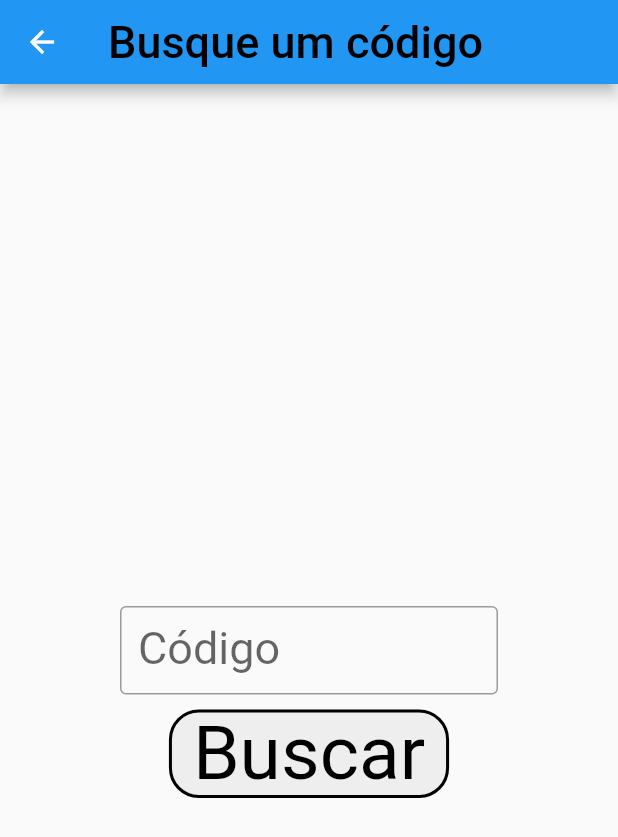
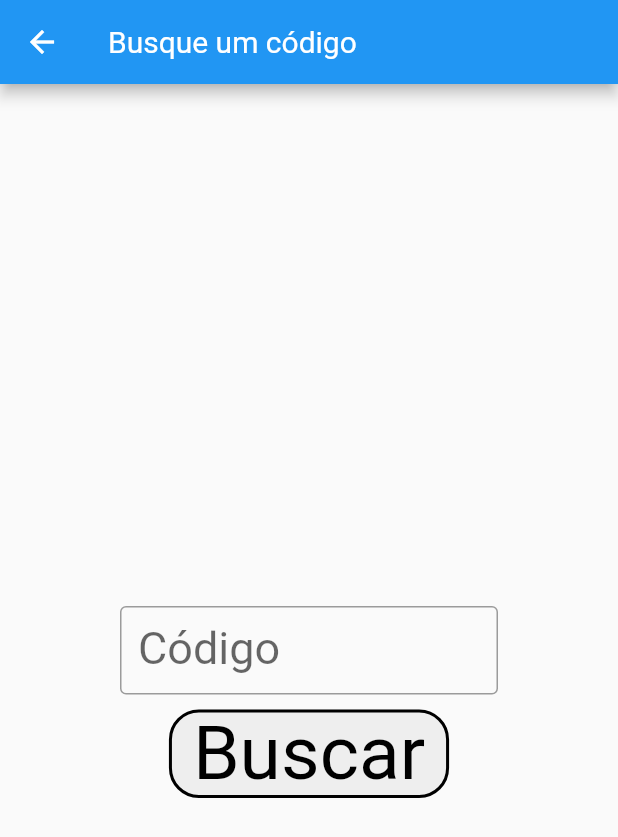
Before and after one commit to gvheisler/app_dccg, a Flutter app: the GamePage screen opened by its route, after a tap on "Buscar Código", on a phone screen of 412 x 824 dp. Shown: the top 837 px of the screen. Run offline on Flutter 3.47's test engine with Material 2 defaults, Android fonts, the phone set to English and light mode, and no system bars.

Commit message:
mudanças na aparência da appbar

```diff
--- a/lib/app_widget.dart
+++ b/lib/app_widget.dart
@@ -25,12 +25,12 @@ class AppWidget extends StatelessWidget {
               style: OutlinedButton.styleFrom(
                 backgroundColor: Colors.grey[200],
                 shape: RoundedRectangleBorder(borderRadius: BorderRadius.circular(20)),
-                textStyle: const TextStyle(fontSize: 50),
+                textStyle: const TextStyle(fontSize: 50, color: Colors.black),
                 side: const BorderSide(color: Colors.black,width: 2)
               )
             ),
             appBarTheme: AppBarTheme(
-
+              titleTextStyle: TextStyle(fontSize: 20)
             )
           ),
           initialRoute: '/',
--- a/lib/misc/buttons.dart
+++ b/lib/misc/buttons.dart
@@ -13,7 +13,7 @@ class DefaultButton extends StatelessWidget {
         Navigator.of(context).pushNamed(route);
       },
       child: (
-          Text(text, style: const TextStyle(color: Colors.black),)
+          Text(text)
       ),
     );
   }
@@ -50,7 +50,6 @@ class HelpButton extends StatelessWidget {
 
 class HomeButton extends StatelessWidget {
   const HomeButton({Key? key}) : super(key: key);
-
   @override
   Widget build(BuildContext context) {
     return OutlinedButton(
@@ -58,7 +57,7 @@ class HomeButton extends StatelessWidget {
         Navigator.of(context).pushReplacementNamed('/home');
       },
       child: (
-          const Text('Tela de início', style: const TextStyle(color: Colors.black),)
+          const Text('Início')
       ),
     );
   }
--- a/lib/pages/game_page.dart
+++ b/lib/pages/game_page.dart
@@ -16,7 +16,7 @@ class _GamePageState extends State<GamePage> {
   Widget build(BuildContext context) {
     return Scaffold(
         appBar: AppBar(
-          title: const Text('Menu de jogo', style: TextStyle(fontSize: 30, color: Colors.black),),
+          title: const Text('Menu de jogo'),
           actions: const [
             SwitchDarkLight(),
           ],
--- a/lib/pages/htp_page.dart
+++ b/lib/pages/htp_page.dart
@@ -7,7 +7,7 @@ class HtpPage extends StatelessWidget {
   Widget build(BuildContext context) {
     return Scaffold(
       appBar: AppBar(
-        title: const Text('Como Jogar', style: TextStyle(fontSize: 30, color: Colors.black),),
+        title: const Text('Como Jogar'),
       ),
       floatingActionButton: FloatingActionButton.extended(
         onPressed: (){
--- a/lib/pages/manual_page.dart
+++ b/lib/pages/manual_page.dart
@@ -8,7 +8,7 @@ class ManualPage extends StatelessWidget {
   Widget build(BuildContext context) {
     return Scaffold(
       appBar: AppBar(
-        title: const Text('Manual', style: TextStyle(fontSize: 30, color: Colors.black),),
+        title: const Text('Manual'),
       ),
       body: Center(
         child: Column(
--- a/lib/pages/search_page.dart
+++ b/lib/pages/search_page.dart
@@ -15,7 +15,7 @@ class _SearchPageState extends State<SearchPage> {
   Widget build(BuildContext context) {
     return Scaffold(
       appBar: AppBar(
-        title: const Text('Busque um código', style: TextStyle(fontSize: 30, color: Colors.black),),
+        title: const Text('Busque um código'),
       ),
       body: SingleChildScrollView(
         child: SizedBox(
```
